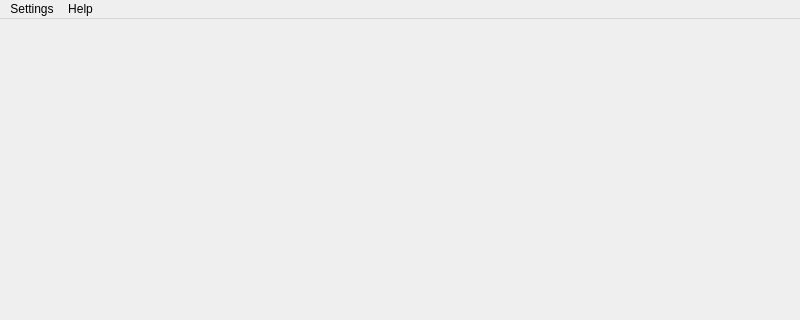
Above: gamewindow.ui from WeimingQuantumGo/Weiqi before the change; both pictures show x 0 to 800 and y 0 to 320 of the 800 by 600 pixel window. Below: the same form after it.
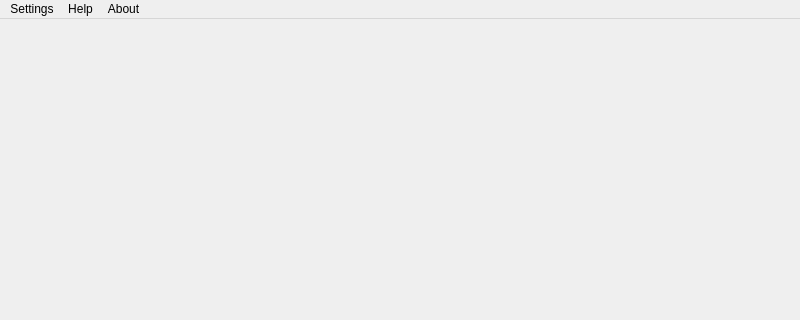
That is the form after the change.

The edit to the form file:
```diff
--- a/gamewindow.ui
+++ b/gamewindow.ui
@@ -38,8 +38,15 @@
     <addaction name="actionHow_to_play"/>
     <addaction name="actionWeiming_Quantum_Go_Rules"/>
    </widget>
+   <widget class="QMenu" name="menuAbout">
+    <property name="title">
+     <string>About</string>
+    </property>
+    <addaction name="actionWeiming_Quantum_Go"/>
+   </widget>
    <addaction name="menuSettings"/>
    <addaction name="menuHelp"/>
+   <addaction name="menuAbout"/>
   </widget>
   <action name="actionwithdraw">
    <property name="text">
```
Left out of the diff: 5 changed lines with no effect on the pictures.
